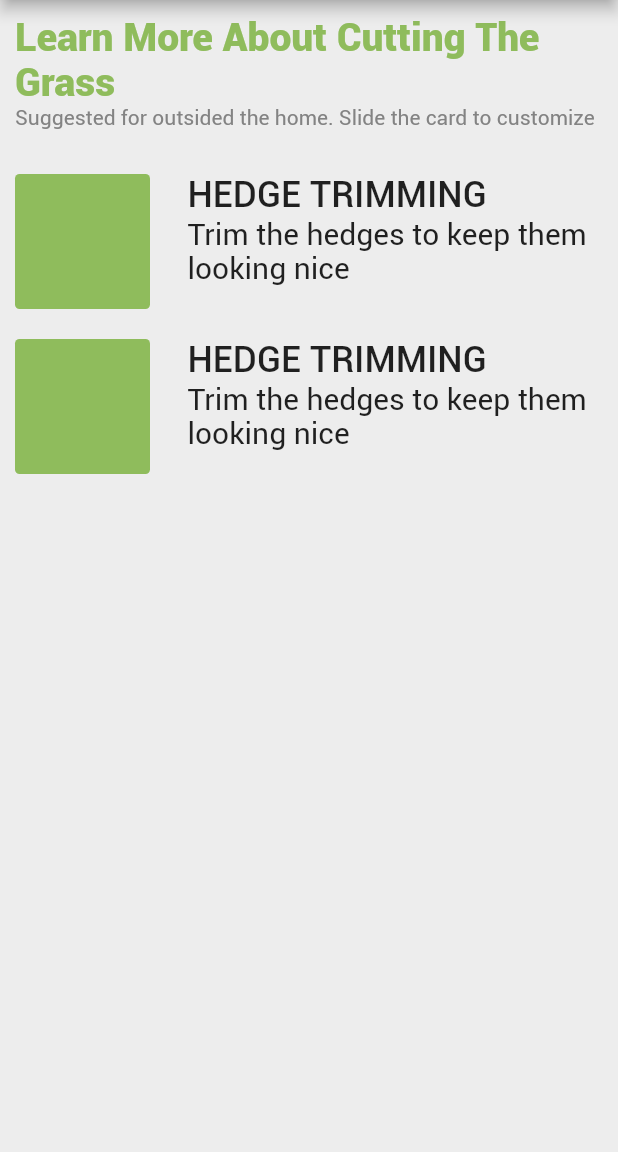
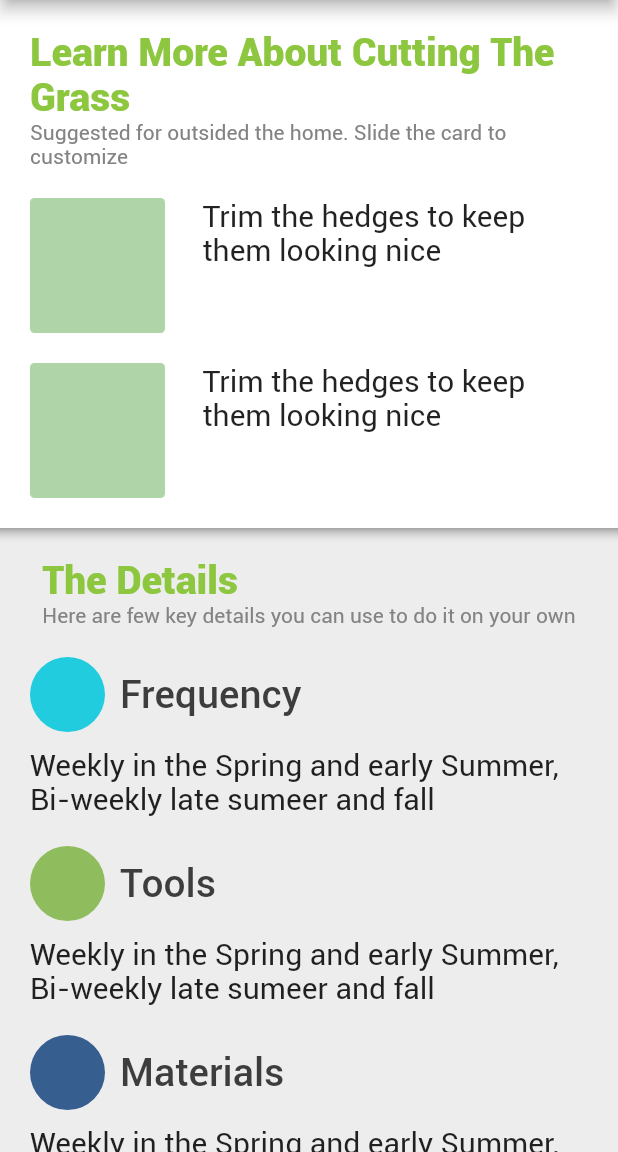
Before and after one commit to dominiquera/custodia-flutter, a Flutter app: the LearnMoreAbout screen opened directly, on a phone screen of 412 x 824 dp, the part 84-1236 px from its top. Run offline on Flutter 3.47's test engine with Material 2 defaults, Android fonts, the phone set to English and light mode, and no system bars; our stand-ins replace flutter_slidable, gradient_app_bar, shared_preferences; missing offline and left inert: flutube; accounts and stored records are empty.

Commit message:
learn more about screen ui updated

```diff
--- a/lib/screens/dashboard/widgets/block-header.dart
+++ b/lib/screens/dashboard/widgets/block-header.dart
@@ -1,10 +1,11 @@
 import 'package:flutter/material.dart';
 
+import '../../../constants.dart';
 import '../../../theme-provider.dart';
 
-class BlockHeader extends StatelessWidget {
+class HeaderItem extends StatelessWidget {
 
-  BlockHeader({this.title, this.description, this.colorAccent});
+  HeaderItem({this.title, this.description, this.colorAccent});
 
   final String title;
   final String description;
@@ -13,7 +14,7 @@ class BlockHeader extends StatelessWidget {
   @override
   Widget build(BuildContext context) {
     return Padding(
-      padding: const EdgeInsets.symmetric(horizontal: 10),
+      padding: EdgeInsets.only(top: 10, left: Constants.screenPadding, right: Constants.screenPadding),
       child: Column(
         crossAxisAlignment: CrossAxisAlignment.start,
         children: <Widget>[
--- a/lib/screens/dashboard/widgets/clean-this-week.dart
+++ b/lib/screens/dashboard/widgets/clean-this-week.dart
@@ -24,7 +24,7 @@ class _CleanThisWeekState extends State<CleanThisWeek> {
       color: ThemeProvider.lightGrey1,
       child: Column(
         children: <Widget>[
-          BlockHeader(
+          HeaderItem(
             title: "Clean This Week",
             description: "Suggested for outsided the home. Slide the card to customize",
             colorAccent: accentColor
@@ -41,7 +41,7 @@ class _CleanThisWeekState extends State<CleanThisWeek> {
             description: "Trim the hedges to keep them looking nice",
             points: 10,
             color: accentColor),
-          BlockFooter(text: "CLEAN", accentColor: accentColor)
+          FooterItem(mainText: "MORE THIS MONTH FOR ", accentText: "CLEAN",  accentColor: accentColor)
         ],
       ),
     );
--- a/lib/screens/dashboard/widgets/focus-on-products.dart
+++ b/lib/screens/dashboard/widgets/focus-on-products.dart
@@ -16,7 +16,7 @@ class FocusOnProducts extends StatelessWidget {
       color: ThemeProvider.lightBlue,
       child: Column(
         children: <Widget>[
-          BlockHeader(
+          HeaderItem(
             title: "Focus on products",
             description: "Suggested products that make the home more enjoyable",
             colorAccent: accentColor
@@ -33,7 +33,7 @@ class FocusOnProducts extends StatelessWidget {
             description: "Trim the hedges to keep them looking nice",
             points: 10,
             color: accentColor),
-          BlockFooter(text: "PRODUCTS", accentColor: accentColor)
+          FooterItem(mainText: "MORE THIS MONTH FOR ", accentText: "PRODUCTS", accentColor: accentColor)
         ],
       ),
     );
--- a/lib/screens/dashboard/widgets/focus-on-stories.dart
+++ b/lib/screens/dashboard/widgets/focus-on-stories.dart
@@ -16,7 +16,7 @@ class FocusOnStories extends StatelessWidget {
       color: Colors.white,
       child: Column(
         children: <Widget>[
-          BlockHeader(
+          HeaderItem(
             title: "Focus on stories",
             description: "Suggested for outsided the home. Slide the card to customize",
             colorAccent: accentColor
@@ -33,7 +33,7 @@ class FocusOnStories extends StatelessWidget {
             description: "Trim the hedges to keep them looking nice",
             points: 10,
             color: accentColor),
-          BlockFooter(text: "CLEAN", accentColor: accentColor)
+          FooterItem(mainText: "MORE THIS MONTH FOR ", accentText: "CLEAN", accentColor: accentColor)
         ],
       ),
     );
--- a/lib/screens/dashboard/widgets/outside-this-week.dart
+++ b/lib/screens/dashboard/widgets/outside-this-week.dart
@@ -24,7 +24,7 @@ class _OutsideThisWeekState extends State<OutsideThisWeek> {
       color: ThemeProvider.lightBlue,
       child: Column(
         children: <Widget>[
-          BlockHeader(
+          HeaderItem(
             title: "Outside This Week",
             description: "Suggested for outsided the home. Slide the card to customize",
             colorAccent: accentColor
@@ -41,7 +41,7 @@ class _OutsideThisWeekState extends State<OutsideThisWeek> {
             description: "Trim the hedges to keep them looking nice",
             points: 10,
             color: ThemeProvider.green3),
-          BlockFooter(text: "OUTSIDE", accentColor: accentColor)
+          FooterItem(mainText: "MORE THIS MONTH FOR ", accentText: "OUTSIDE", accentColor: accentColor)
         ],
       ),
     );
--- a/lib/screens/dashboard/widgets/prevent-this-week.dart
+++ b/lib/screens/dashboard/widgets/prevent-this-week.dart
@@ -25,7 +25,7 @@ class _PreventThisWeekState extends State<PreventThisWeek> {
       color: Colors.white,
       child: Column(
         children: <Widget>[
-          BlockHeader(
+          HeaderItem(
             title: "Prevent This Week",
             description: "Suggested for inside the home. Slide the card to customize",
             colorAccent: accentColor
@@ -42,7 +42,7 @@ class _PreventThisWeekState extends State<PreventThisWeek> {
             description: "Trim the hedges to keep them looking nice",
             points: 10,
             color: ThemeProvider.lightViolet),
-          BlockFooter(text: "PREVENT", accentColor: accentColor)
+          FooterItem(mainText: "MORE THIS MONTH FOR ", accentText: "PREVENT", accentColor: accentColor)
         ],
       ),
     );
--- a/lib/screens/learn-more-about.dart
+++ b/lib/screens/learn-more-about.dart
@@ -3,26 +3,27 @@ import 'package:custodia/widgets/list-item.dart';
 import 'package:flutter/material.dart';
 import 'package:gradient_app_bar/gradient_app_bar.dart';
 
+import '../constants.dart';
 import '../theme-provider.dart';
+import 'dashboard/widgets/block-footer.dart';
 import 'dashboard/widgets/block-header.dart';
+import 'package:flutube/flutube.dart';
 
-
-import 'package:youtube_player_flutter/youtube_player_flutter.dart';
-
-class LearnMoreAbout extends StatefulWidget {
+class LearnMoreAbout extends StatefulWidget  {
   @override
   _LearnMoreAboutState createState() => _LearnMoreAboutState();
 }
 
-class _LearnMoreAboutState extends State<LearnMoreAbout> {
+class _LearnMoreAboutState extends State<LearnMoreAbout>  {
 
-  Color accentColor = ThemeProvider.green1;
+  Color accentColor = ThemeProvider.green4;
+  Color accentColor2 = ThemeProvider.green3;
 
   @override
   Widget build(BuildContext context) {
     return Scaffold(
       endDrawer: Drawer(
-        child: DrawerContent()// Populate the Drawer in the next step.
+        child: DrawerContent()
       ),
       appBar: GradientAppBar(
         title: Text('July 3', style: TextStyle(fontFamily: "RobotoBlack", fontSize: 28)),
@@ -36,52 +37,103 @@ class _LearnMoreAboutState extends State<LearnMoreAbout> {
 
   body() {
     return Container(
-      padding: const EdgeInsets.only(top: 10),
-      color: ThemeProvider.lightGrey1,
+      padding: EdgeInsets.only(top: 10),
+      color: Colors.white,
       child: ListView(
         children: <Widget>[
-          BlockHeader(
+          HeaderItem(
             title: "Learn More About Cutting The Grass",
             description: "Suggested for outsided the home. Slide the card to customize",
-            colorAccent: accentColor
+            colorAccent: accentColor2
           ),
 //          video(),
           SizedBox(height: 20),
           ListItem(
-            title: "Hedge trimming",
             description: "Trim the hedges to keep them looking nice",
             color: accentColor),
           ListItem(
-            title: "Hedge trimming",
             description: "Trim the hedges to keep them looking nice",
             color: accentColor),
+          details()
+
         ],
       ),
     );
   }
 
-  video() {
-    Container(
-      width: 200,
-      height: 100,
-      child: YoutubePlayer(
-        context: context,
-        videoId: "iLnmTe5Q2Qw",
-        flags: YoutubePlayerFlags(
-          autoPlay: true,
-          showVideoProgressIndicator: true,
-        ),
-        videoProgressIndicatorColor: Colors.amber,
-        progressColors: ProgressColors(
-          playedColor: Colors.amber,
-          handleColor: Colors.amberAccent,
-        ),
-//      onPlayerInitialized: (controller) {
-//        _controller = controller;
-//        _controller.addListener(listener);
-//      },
+  video(){
+    return FluTube(
+      'https://www.youtube.com/watch?v=fq4N0hgOWzU',
+      aspectRatio: 16 / 9,
+      autoPlay: true,
+      looping: true,
+      onVideoStart: () {},
+      onVideoEnd: () {},
+    );
+  }
+
+  detailsItem(String title, String description, Color circleColor) {
+    return Padding(
+      padding: EdgeInsets.only(left: Constants.screenPadding, right: Constants.screenPadding, bottom: 20),
+      child: Column(
+        children: <Widget>[
+          Row(
+            children: <Widget>[
+              Container(
+                width: 50,
+                height: 50,
+                decoration: BoxDecoration(
+                  color: circleColor,
+                  shape: BoxShape.circle,
+                ),
+              ),
+              SizedBox(width: 10),
+              Text(
+                title,
+                style: TextStyle(
+                  fontSize: 26,
+                  fontFamily: "RobotoMedium",
+                  color: ThemeProvider.darkGrey
+                )
+              ),
+            ],
+          ),
+          SizedBox(height: 10),
+          Text(
+            description,
+            style: TextStyle(
+              fontSize: 20
+            )
+          )
+        ],
       ),
     );
+  }
 
+  Widget details() {
+    return Container(
+      color: ThemeProvider.lightGrey1,
+      child: Column(
+        children: <Widget>[
+          Container(
+            height: 10,
+            decoration: BoxDecoration(
+                gradient: ThemeProvider.greyGradientVertical2
+            ),
+          ),
+          HeaderItem(
+              title: "The Details",
+              description: "Here are few key details you can use to do it on your own",
+              colorAccent: accentColor2
+          ),
+          SizedBox(height: 20),
+          detailsItem("Frequency", "Weekly in the Spring and early Summer, Bi-weekly late sumeer and fall", ThemeProvider.blue1),
+          detailsItem("Tools", "Weekly in the Spring and early Summer, Bi-weekly late sumeer and fall", ThemeProvider.green1),
+          detailsItem("Materials", "Weekly in the Spring and early Summer, Bi-weekly late sumeer and fall", ThemeProvider.blue5),
+          FooterItem(mainText: "BAXK TO YOUR ", accentText: "HMP", accentColor: accentColor)
+        ],
+      ),
+    );
   }
+
 }
--- a/lib/theme-provider.dart
+++ b/lib/theme-provider.dart
@@ -10,6 +10,7 @@ class ThemeProvider {
   static const green1 = Color(0xFF8fbc5c);
   static const green2 = Color(0xFF63bd6d);
   static const green3 = Color(0xFF8dc63f);
+  static const green4 = Color(0xFFafd4a8);
   static const blue1 = Color(0xFF21ccde);
   static const blue8 = Color(0xFF8dc7fc);
   static const blue2 = Color(0xFF3191de);
@@ -89,11 +90,20 @@ class ThemeProvider {
     begin: FractionalOffset.topCenter,
     end: FractionalOffset.bottomCenter,
     colors: [
-      Colors.white,
       lightGrey1.withOpacity(0.1),
-      lightGrey1,
+      grey2.withOpacity(0.7),
     ],
-    stops: [0.0, 0.5, 1.0],
+    stops: [0.0, 1.0],
+  );
+
+  static final greyGradientVertical2 = LinearGradient(
+    begin: FractionalOffset.topCenter,
+    end: FractionalOffset.bottomCenter,
+    colors: [
+      grey2.withOpacity(0.7),
+      lightGrey1.withOpacity(0.1)
+    ],
+    stops: [0.0, 1.0],
   );
 
   static final theme = ThemeData(
--- a/lib/widgets/list-item.dart
+++ b/lib/widgets/list-item.dart
@@ -1,10 +1,11 @@
 import 'package:flutter/material.dart';
+
+import '../constants.dart';
 
 class ListItem extends StatefulWidget {
 
-  ListItem({this.title, this.description, this.color});
+  ListItem({this.description, this.color});
 
-  final String title;
   final String description;
   final Color color;
 
@@ -16,7 +17,7 @@ class _ListItemState extends State<ListItem> {
   @override
   Widget build(BuildContext context) {
     return Padding(
-      padding: const EdgeInsets.all(10),
+      padding: EdgeInsets.only(bottom: Constants.screenPadding, left: Constants.screenPadding, right: Constants.screenPadding),
       child: Row(
         crossAxisAlignment: CrossAxisAlignment.start,
         children: <Widget>[
@@ -31,23 +32,11 @@ class _ListItemState extends State<ListItem> {
           ),
           SizedBox(width: 25),
           Expanded(
-            child: Column(
-              crossAxisAlignment: CrossAxisAlignment.start,
-              children: <Widget>[
-                Text(
-                  widget.title.toUpperCase(),
-                  style: TextStyle(
-                    fontSize: 24,
-                    fontFamily: "RobotoMedium"
-                  )
-                ),
-                Text(
-                  widget.description,
-                  style: TextStyle(
-                    fontSize: 20,
-                  )
-                )
-              ],
+            child: Text(
+              widget.description,
+              style: TextStyle(
+                fontSize: 20,
+              )
             ),
           )
         ],
--- a/pubspec.yaml
+++ b/pubspec.yaml
@@ -22,7 +22,8 @@ dependencies:
   gradient_app_bar: ^0.1.3
   flutter_slidable: ^0.5.3
   shared_preferences: ^0.5.3+4
-  youtube_player_flutter: ^4.1.0
+  flutube: ^0.8.1
+
   # The following adds the Cupertino Icons font to your application.
   # Use with the CupertinoIcons class for iOS style icons.
   cupertino_icons: ^0.1.2
```
Also changed, not shown: lib/screens/dashboard/widgets/block-footer.dart (+6 -5 lines), pubspec.lock.
